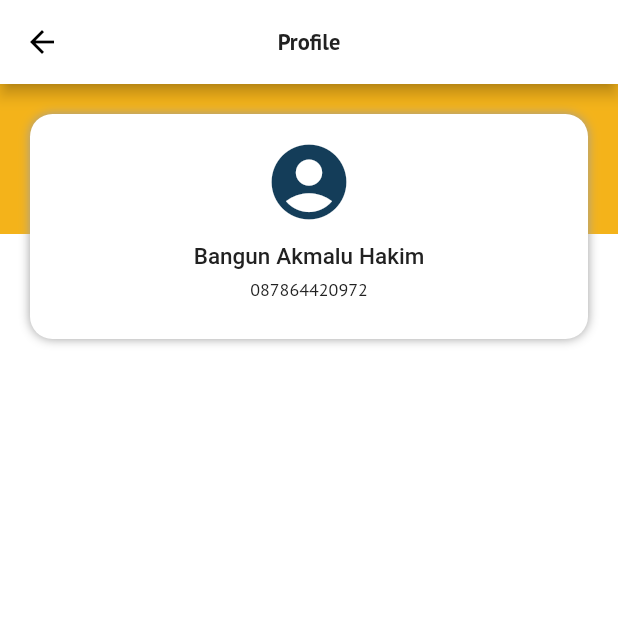
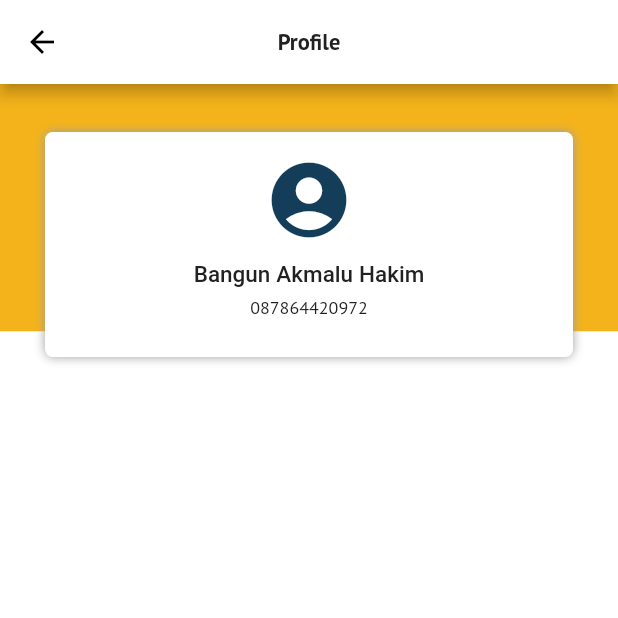
Before and after one commit to Kelompok-21-C-Capstone-Project/ppob-Flutter, a Flutter app: the ProfileScreen screen opened by its route, on a phone screen of 412 x 824 dp, the top half of it. Run offline on Flutter 3.47's test engine with Material 2 defaults, Android fonts, the phone set to English and light mode, and no system bars; our stand-ins replace carousel_slider, curved_navigation_bar, dio, firebase_auth, firebase_core, flutter_form_builder and 5 more; missing offline and left inert: dart:ffi, dart:html; accounts and stored records are empty; network calls fail; Roboto replaces fonts that are missing (Ubuntu).

Commit message:
perbaikan dari mentor

```diff
--- a/praktikum/payzone_2/lib/screens/e-wallet screens/pembayaran_e_wallet_screen.dart
+++ b/praktikum/payzone_2/lib/screens/e-wallet screens/pembayaran_e_wallet_screen.dart
@@ -209,6 +209,8 @@ class _PembayaranEWalletScreenState extends State<PembayaranEWalletScreen> {
             Center(
               child: ElevatedButton(
                   onPressed: () {
+                    //cek di shared apakah ada data user, jika tidak ada lanjutkan ke laman login, jika ada lanjutkan ke pembayaran metode
+                    //get visit
                     Navigator.pushNamed(context, "/metodePembayaranEWallet");
                   },
                   style: ElevatedButton.styleFrom(
--- a/praktikum/payzone_2/lib/screens/home_page_screens.dart
+++ b/praktikum/payzone_2/lib/screens/home_page_screens.dart
@@ -10,7 +10,7 @@ class HomePageScreens extends StatefulWidget {
 }
 
 class _HomePageScreensState extends State<HomePageScreens> {
-  int _currentIndex = 0;
+  // int _currentIndex = 0;
 
   final screen = [
     // DaftarProdukScreens(),
--- a/praktikum/payzone_2/lib/screens/profile_screens.dart
+++ b/praktikum/payzone_2/lib/screens/profile_screens.dart
@@ -24,7 +24,7 @@ class _ProfileScreenState extends State<ProfileScreen> {
           Column(
             children: [
               Container(
-                height: 100,
+                height: 165,
                 decoration: BoxDecoration(color: primaryKuning1),
               ),
               Expanded(
@@ -36,35 +36,36 @@ class _ProfileScreenState extends State<ProfileScreen> {
               ),
             ],
           ),
-          ListView(
-            children: [
           Positioned(
-                left: 30,
-                right: 30,
-                top: 32,
+            left: 10,
+            right: 10,
+            top: 12,
             child: Container(
               margin: EdgeInsets.all(20),
               height: 150,
               width: 100,
               decoration: BoxDecoration(
                   color: Colors.white,
-                      borderRadius: BorderRadius.circular(15),
+                  borderRadius: BorderRadius.circular(5),
                   boxShadow: const [
                     BoxShadow(color: Colors.grey, blurRadius: 5)
                   ]),
               child: _profileName(),
             ),
           ),
-            ],
-          ),
+          // Positioned(
+          //   left: 30,
+          //   right: 30,
+          //   top: 32,
+          //   child: _menuDanInfo(),
+          // ),
         ],
       ),
     );
   }
 
   Widget _profileName() {
-    return Container(
-      child: Column(
+    return Column(
       children: [
         SizedBox(height: 15),
         Icon(
@@ -91,13 +92,11 @@ class _ProfileScreenState extends State<ProfileScreen> {
               color: onSurface),
         ),
       ],
-      ),
     );
   }
 
   Widget _menuDanInfo() {
-    return Container(
-      child: ListView.builder(
+    return ListView.builder(
       itemCount: customIcon.length,
       itemBuilder: (context, index) {
         return ListTile(
@@ -106,7 +105,6 @@ class _ProfileScreenState extends State<ProfileScreen> {
             title: Text("${customIcon[index].nama}"),
             trailing: Icon(Icons.arrow_forward_ios));
       },
-      ),
     );
   }
 }
```
Also changed, not shown: praktikum/payzone_2/lib/model/user_model.dart (added, +18 -0 lines), praktikum/payzone_2/lib/screens/paket data screens/daftar_produk_paket_data_screen.dart (+33 -0 lines), praktikum/payzone_2/lib/service/api_servies.dart (+11 -0 lines). Lines whose indentation alone changed are shown as unchanged.
